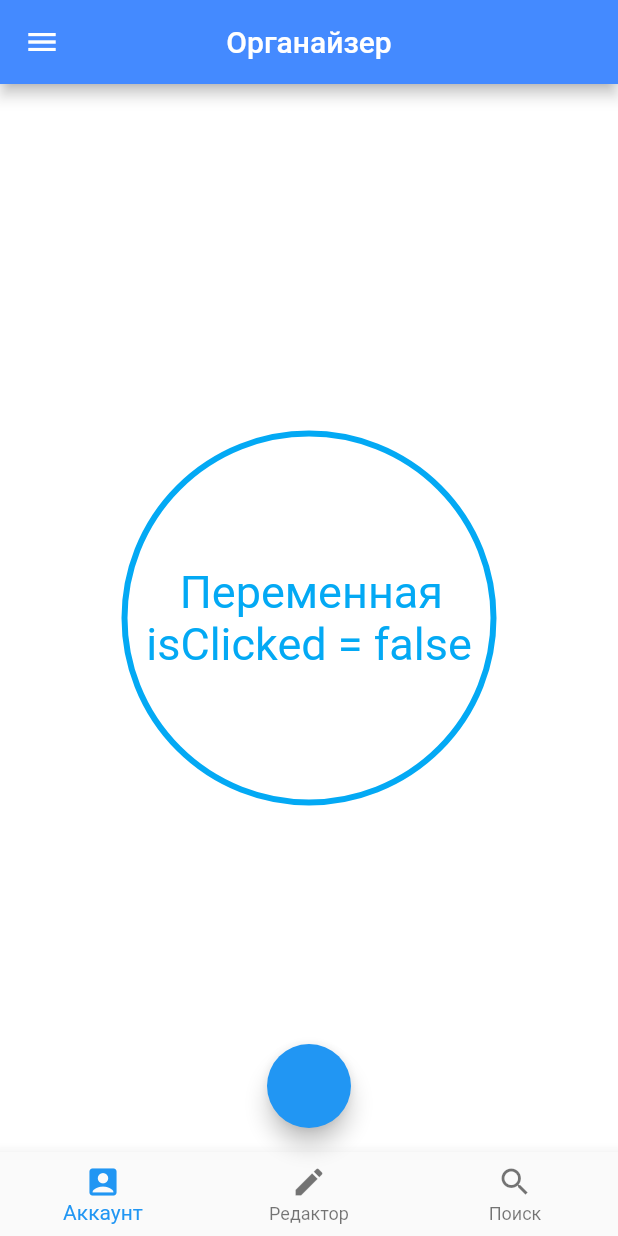
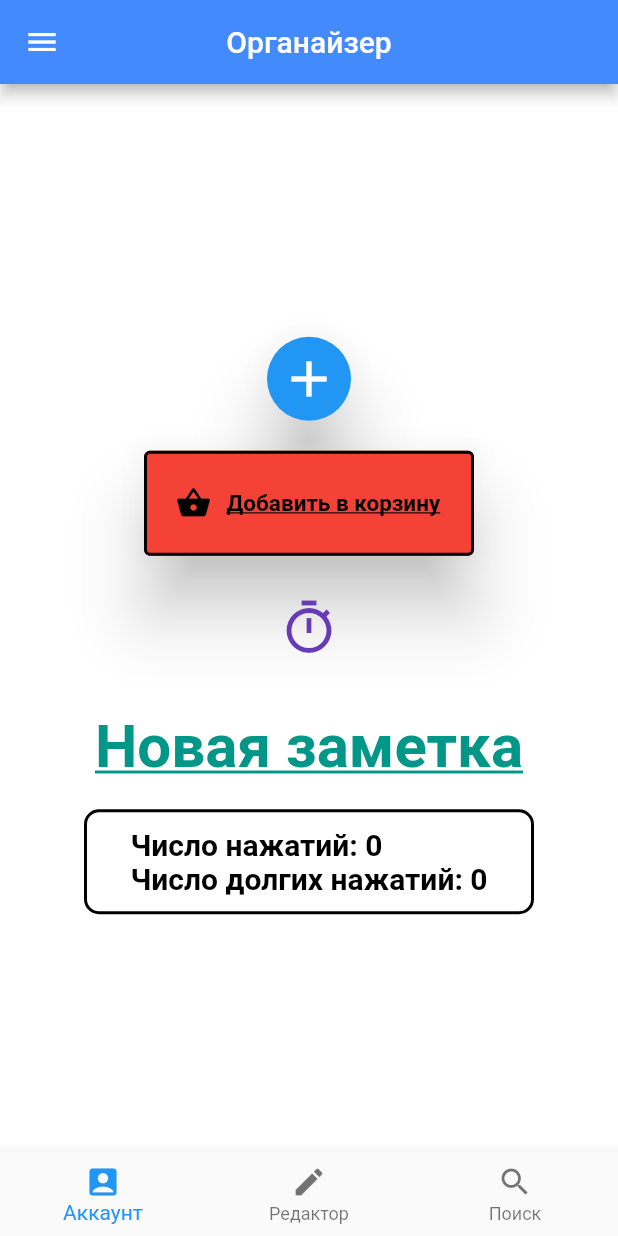
Before and after one commit to kirillnepomiluev/FlutterLessonsStemford, a Flutter app: the screen it shows after launch, on a phone screen of 412 x 824 dp. Run offline on Flutter 3.47's test engine with Material 2 defaults, Android fonts, the phone set to English and light mode, and no system bars.

Commit message:
Урок 28

```diff
--- a/lib/main.dart
+++ b/lib/main.dart
@@ -2,26 +2,14 @@ import 'package:flutter/material.dart';
 
 void main() => runApp(Lessons());
 
-/// На предыдущих уроках мы использовали только StatelessWidget(). У него был
-/// существенный минус: при помощи него невозможно было создать никаких
-/// динамических элементов, так как он не способен изменяться в процессе
-/// работы приложения. Для того, чтобы создавать динамические элементы нам
-/// понадобится новый тип виджета - StatefulWidget(). Его ключевое отличие
-/// заключается в следующем: при работе со StatelessWidget() метод build,
-/// который отвечает за отрисовку экрана приложения, срабатывал всего один
-/// раз - при запуске приложения. При работе со StatefulWidget() у нас
-/// появляется возможность многократно обращаться к методу build через
-/// метод setState. При срабатывании метода setState, срабатывает метод
-/// build, и экран перерисовывается.
-
 class Lessons extends StatefulWidget {
-
   @override
   _LessonsState createState() => _LessonsState();
 }
 
 class _LessonsState extends State<Lessons> {
-  bool isClicked = false; /// Создадим переменную типа bool.
+  int x = 0;
+  int y = 0;
 
   @override
   Widget build(BuildContext context) {
@@ -37,8 +25,7 @@ class _LessonsState extends State<Lessons> {
                   right: BorderSide(
                 color: Colors.blueAccent,
                 width: 2,
-                )
-              ),
+              )),
               gradient: LinearGradient(
                 begin: Alignment.topLeft,
                 end: Alignment.bottomRight,
@@ -62,10 +49,7 @@ class _LessonsState extends State<Lessons> {
                   child: Container(
                     height: 50,
                     decoration: BoxDecoration(
-                      border: Border.all(
-                        width: 2,
-                        color: Colors.blueAccent
-                      ),
+                      border: Border.all(width: 2, color: Colors.blueAccent),
                       color: Colors.white,
                       borderRadius: BorderRadius.circular(10),
                     ),
@@ -73,7 +57,11 @@ class _LessonsState extends State<Lessons> {
                       children: [
                         Padding(
                           padding: EdgeInsets.symmetric(horizontal: 5),
-                          child: Icon(Icons.account_box, size: 30, color: Colors.lightBlueAccent,),
+                          child: Icon(
+                            Icons.account_box,
+                            size: 30,
+                            color: Colors.lightBlueAccent,
+                          ),
                         ),
                         Padding(
                           padding: const EdgeInsets.symmetric(horizontal: 5),
@@ -83,8 +71,7 @@ class _LessonsState extends State<Lessons> {
                                 fontSize: 30,
                                 fontWeight: FontWeight.bold,
                                 fontStyle: FontStyle.italic,
-                              color: Colors.lightBlueAccent
-                            ),
+                                color: Colors.lightBlueAccent),
                           ),
                         ),
                       ],
@@ -96,10 +83,7 @@ class _LessonsState extends State<Lessons> {
                   child: Container(
                     height: 50,
                     decoration: BoxDecoration(
-                      border: Border.all(
-                          width: 2,
-                          color: Colors.blueAccent
-                      ),
+                      border: Border.all(width: 2, color: Colors.blueAccent),
                       color: Colors.white,
                       borderRadius: BorderRadius.circular(10),
                     ),
@@ -107,7 +91,11 @@ class _LessonsState extends State<Lessons> {
                       children: [
                         Padding(
                           padding: EdgeInsets.symmetric(horizontal: 5),
-                          child: Icon(Icons.edit, size: 30, color: Colors.lightBlueAccent,),
+                          child: Icon(
+                            Icons.edit,
+                            size: 30,
+                            color: Colors.lightBlueAccent,
+                          ),
                         ),
                         Padding(
                           padding: const EdgeInsets.symmetric(horizontal: 5),
@@ -117,8 +105,7 @@ class _LessonsState extends State<Lessons> {
                                 fontSize: 30,
                                 fontWeight: FontWeight.bold,
                                 fontStyle: FontStyle.italic,
-                                color: Colors.lightBlueAccent
-                            ),
+                                color: Colors.lightBlueAccent),
                           ),
                         ),
                       ],
@@ -130,10 +117,7 @@ class _LessonsState extends State<Lessons> {
                   child: Container(
                     height: 50,
                     decoration: BoxDecoration(
-                      border: Border.all(
-                          width: 2,
-                          color: Colors.blueAccent
-                      ),
+                      border: Border.all(width: 2, color: Colors.blueAccent),
                       color: Colors.white,
                       borderRadius: BorderRadius.circular(10),
                     ),
@@ -141,7 +125,11 @@ class _LessonsState extends State<Lessons> {
                       children: [
                         Padding(
                           padding: EdgeInsets.symmetric(horizontal: 5),
-                          child: Icon(Icons.timer_outlined, size: 30, color: Colors.lightBlueAccent,),
+                          child: Icon(
+                            Icons.timer_outlined,
+                            size: 30,
+                            color: Colors.lightBlueAccent,
+                          ),
                         ),
                         Padding(
                           padding: const EdgeInsets.symmetric(horizontal: 5),
@@ -151,8 +139,7 @@ class _LessonsState extends State<Lessons> {
                                 fontSize: 30,
                                 fontWeight: FontWeight.bold,
                                 fontStyle: FontStyle.italic,
-                                color: Colors.lightBlueAccent
-                            ),
+                                color: Colors.lightBlueAccent),
                           ),
                         ),
                       ],
@@ -164,10 +151,7 @@ class _LessonsState extends State<Lessons> {
                   child: Container(
                     height: 50,
                     decoration: BoxDecoration(
-                      border: Border.all(
-                          width: 2,
-                          color: Colors.blueAccent
-                      ),
+                      border: Border.all(width: 2, color: Colors.blueAccent),
                       color: Colors.white,
                       borderRadius: BorderRadius.circular(10),
                     ),
@@ -175,7 +159,11 @@ class _LessonsState extends State<Lessons> {
                       children: [
                         Padding(
                           padding: EdgeInsets.symmetric(horizontal: 5),
-                          child: Icon(Icons.settings, size: 30, color: Colors.lightBlueAccent,),
+                          child: Icon(
+                            Icons.settings,
+                            size: 30,
+                            color: Colors.lightBlueAccent,
+                          ),
                         ),
                         Padding(
                           padding: const EdgeInsets.symmetric(horizontal: 5),
@@ -185,8 +173,7 @@ class _LessonsState extends State<Lessons> {
                                 fontSize: 30,
                                 fontWeight: FontWeight.bold,
                                 fontStyle: FontStyle.italic,
-                                color: Colors.lightBlueAccent
-                            ),
+                                color: Colors.lightBlueAccent),
                           ),
                         ),
                       ],
@@ -205,65 +192,203 @@ class _LessonsState extends State<Lessons> {
           backgroundColor: Colors.blueAccent,
         ),
         backgroundColor: Colors.white,
-
-        floatingActionButton: FloatingActionButton( /// FloatingActionButton() -
-          /// одна из нескольких типов кнопок в Flutter. Подробнее на свойствах
-          /// и типах кнопок речь пойдет в следующих уроках, сейчас же, для
-          /// демонстрации принципа действия StatefulWidget() мы воспользуемся
-          /// лишь одним свойством - свойством onPressed, который отвечает за
-          /// действие кнопки.
-
-          onPressed: () {setState(() { /// Нажатие на кнопку будет вызывать
-            /// метод setState, который будет вызывать метод build, и экран
-            /// будет перестраиваться. При этом, метод setState будет менять
-            /// значение нашей переменной isClicked на противоположное.
-
-            isClicked = !isClicked;
-
-          });},
-
-        ),
-        floatingActionButtonLocation: FloatingActionButtonLocation.centerFloat,
         bottomNavigationBar: BottomNavigationBar(
           items: [
-            BottomNavigationBarItem(icon: Icon(Icons.account_box), label: "Аккаунт"),
+            BottomNavigationBarItem(
+                icon: Icon(Icons.account_box), label: "Аккаунт"),
             BottomNavigationBarItem(icon: Icon(Icons.edit), label: "Редактор"),
             BottomNavigationBarItem(icon: Icon(Icons.search), label: "Поиск"),
           ],
         ),
         body: Center(
-          child: Container(
+          child: Column(
+            mainAxisAlignment: MainAxisAlignment.center,
+            mainAxisSize: MainAxisSize.max,
+            children: [
+              Padding(
+                padding: EdgeInsets.all(10),
+                child: FloatingActionButton(
+                  /// С данной кнопкой мы уже имели
+                  /// дело, так как она входит в одно из полей виджета
+                  /// Scaffold(). Рассмотри подробнее её свойства.
+
+                  elevation: 20,
+
+                  /// Свойство, меняющее уровень подъема кнопки
+                  /// над плоскостью экрана.
+
+                  backgroundColor: Colors.blue,
+
+                  /// Свойство, отвечающее
+                  /// за цвет самой кнопки.
+
+                  foregroundColor: Colors.white,
+
+                  /// Свойство, отвечающее за
+                  /// цвет дочернего элемента кнопки.
+
+                  splashColor: Colors.blueAccent,
+
+                  /// Свойство, отвечающее за
+                  /// цвет всплеска кнопки при нажатии.
+
+                  onPressed: () {
+                    setState(() {
+                      /// Свойство, описывающее
+                      /// действие, совершаемое при нажатии кнопки.
+
+                      x = x + 1;
+                    });
+                  },
+
                   child: Center(
-              /// На данном этапе нам и понадобится созданная ранне переменная:
-              /// в зависимости от её значения, метод build будет проводить
-              /// различные построения. В нашем случае, эта переменная будет
-              /// менять текст внутри контейнера. Добьемся мы этого при помощи
-              /// тернарной операции:
+                    /// Свойство, содержащее дочерний элемент
+                    /// кнопки.
 
-              child: isClicked? Text( // При isClicked = true.
-                "   Переменная\nisClicked = true",
-                style: TextStyle(fontSize: 30, color: Colors.white),)
-                  : Text( // При isClicker = false.
-                "   Переменная\nisClicked = false",
-                style: TextStyle(fontSize: 30, color: Colors.lightBlue),),
+                    child: Icon(
+                      Icons.add,
+                      size: 40,
+                    ),
+                  ),
+                ),
+              ),
+              Padding(
+                padding: EdgeInsets.all(10),
+                child: SizedBox(
+                  width: 220,
+                  height: 70,
+                  child: ElevatedButton(
+                    /// Следующий тип кнопки - это
+                    /// ElevatedButton(). Рассмотрим его подробнее:
 
+                    onPressed: () {
+                      setState(() {
+                        /// В данном типе кнопок
+                        /// метод onPressed реагирует только на коротковременные
+                        /// нажатия.
+
+                        x = x + 1;
+                      });
+                    },
+
+                    onLongPress: () {
+                      setState(() {
+                        /// У данного типа кнопок
+                        /// присутствует еще один тип нажатия - долгое нажатие.
+                        /// Зададим функцию и на этот тип нажатия:
+
+                        y = y + 1;
+                      });
+                    },
+
+                    style: ButtonStyle(
+                      /// Свойство, отвечающее за стиль текста.
+
+                      side: MaterialStateProperty.all(
+                          BorderSide(width: 2, color: Colors.black)),
+
+                      /// Свойство, отвечающее за рамку кнопки. Важно: большая
+                      /// часть уже знакомых раннее виджетов помещается.
+
+                      elevation: MaterialStateProperty.all(20),
+                      backgroundColor: MaterialStateProperty.all(Colors.red),
+                      foregroundColor: MaterialStateProperty.all(Colors.black),
+                      overlayColor: MaterialStateProperty.all(Colors.redAccent),
+
+                      /// Свойство, отвечающее за цвет всплеска кнопки при
+                      /// нажатии.
+
+                      textStyle: MaterialStateProperty.all(TextStyle(
+                        fontWeight: FontWeight.bold,
+                        decoration: TextDecoration.underline,
+                        fontSize: 15,
+                      )),
                     ),
-            width: 250,
-            height: 250,
+                    child: Row(
+                      children: [
+                        Padding(
+                          padding: EdgeInsets.all(5),
+                          child: Icon(Icons.shopping_basket),
+                        ),
+                        Padding(
+                          padding: EdgeInsets.all(5),
+                          child: Text("Добавить в корзину"),
+                        ),
+                      ],
+                    ),
+                  ),
+                ),
+              ),
+              Padding(
+                padding: EdgeInsets.all(10),
+                child: IconButton(
+
+                    /// Третий тип кнопок - IconButton().
+
+                    iconSize: 40,
+
+                    /// Свойство, отвечающее за размер иконки.
+
+                    color: Colors.deepPurple,
+                    splashRadius: 30,
+                    // Свойство, отвечающее за радиус всплеска,
+                    // появляющегося при нажатии на кнопку.
+
+                    splashColor: Colors.purpleAccent,
+                    onPressed: () {
+                      setState(() {
+                        x = x + 1;
+                      });
+                    },
+                    icon: Icon(
+                        Icons.timer_outlined) // Свойство, содержащее в себе
+                    // иконку
+                    ),
+              ),
+              Padding(
+                padding: EdgeInsets.all(10),
+                child: TextButton(
+                  // Последний тип кнопок - TextButton()
+                  onPressed: () {
+                    setState(() {
+                      x = x + 1;
+                    });
+                  },
+                  onLongPress: () {
+                    setState(() {
+                      y = y + 1;
+                    });
+                  },
+                  child: Text("Новая заметка"), // Свойство, содержащее в себе
+                  // текст кнопки
+                  style: ButtonStyle(
+                    foregroundColor: MaterialStateProperty.all(Colors.teal),
+                    textStyle: MaterialStateProperty.all(TextStyle(
+                      fontSize: 40,
+                      fontWeight: FontWeight.bold,
+                      decoration: TextDecoration.underline,
+                    )),
+                  ),
+                ),
+              ),
+              Container(
+                width: 300,
+                height: 70,
                 decoration: BoxDecoration(
-              border: Border.all(
-                width: 4,
-                color: Colors.lightBlue,
+                  color: Colors.white70,
+                  border: Border.all(width: 2, color: Colors.black),
+                  borderRadius: BorderRadius.circular(10),
                 ),
-
-              /// Введем еще одну небольную функцию: пусть при разных значениях
-              /// isClicked контейнер окрашивается в разные цвета.
-
-              color: isClicked? Colors.lightBlue  // При isClicked = true.
-                  : Colors.white70, // При isClicker = false.
-
-              shape: BoxShape.circle,
-            ),
+                child: Center(
+                    child: Text(
+                  "Число нажатий: $x\nЧисло долгих нажатий: $y",
+                  style: TextStyle(
+                      color: Colors.black,
+                      fontWeight: FontWeight.bold,
+                      fontSize: 20),
+                )),
+              )
+            ],
           ),
         ),
       ),
```
Lines whose indentation alone changed are shown as unchanged.
